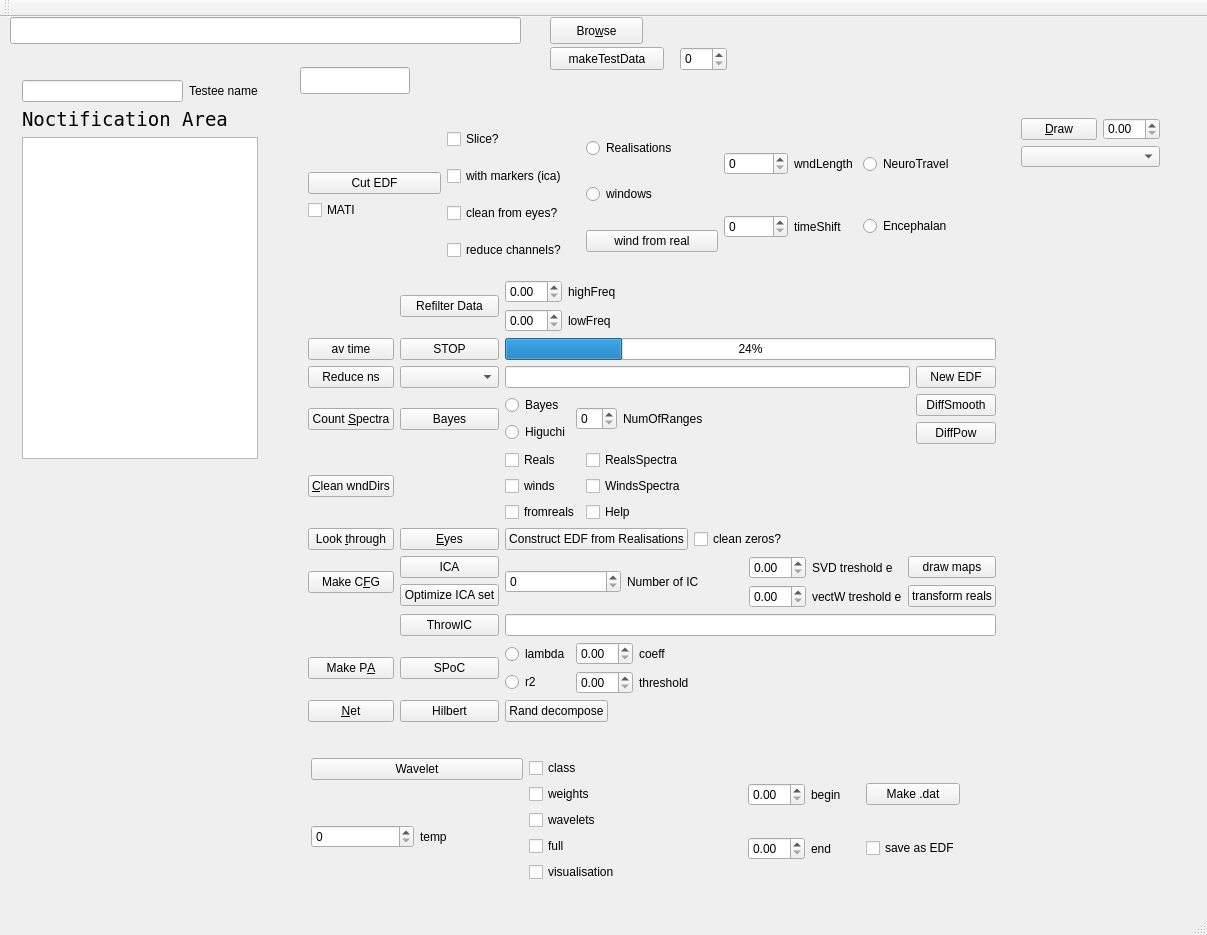
ArtfulVampire/SecondGUIrepo, file mainwindow.ui: the form before one commit.
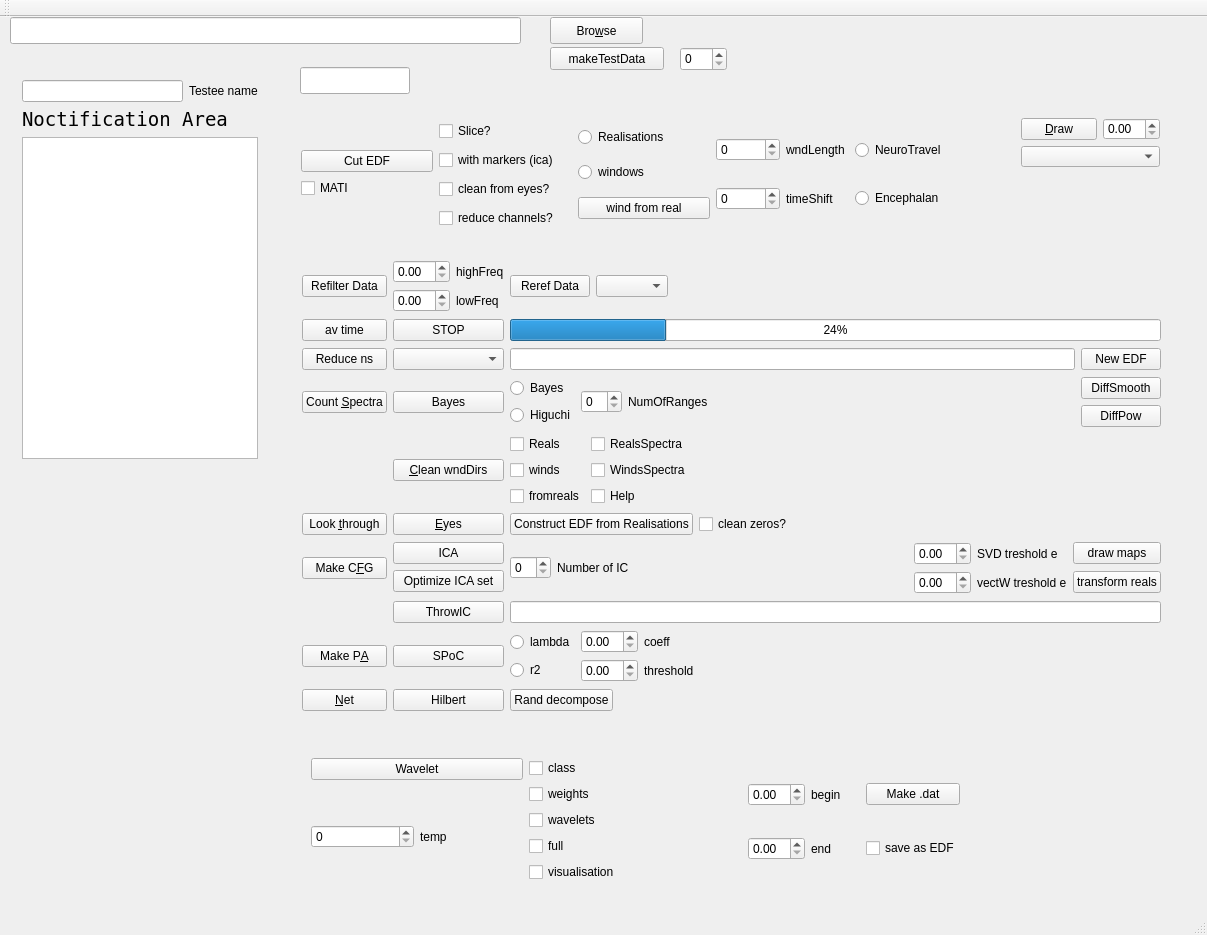
The form after the commit.

Commit message: Started rereference data.

What changed in the file:
```diff
--- a/mainwindow.ui
+++ b/mainwindow.ui
@@ -56,113 +56,498 @@
    <widget class="QWidget" name="layoutWidget">
     <property name="geometry">
      <rect>
-      <x>297</x>
+      <x>11</x>
+      <y>52</y>
+      <width>258</width>
+      <height>401</height>
+     </rect>
+    </property>
+    <layout class="QVBoxLayout" name="verticalLayout_4">
+     <item>
+      <layout class="QHBoxLayout" name="horizontalLayout">
+       <item>
+        <widget class="QLineEdit" name="Name"/>
+       </item>
+       <item>
+        <widget class="QLabel" name="label_8">
+         <property name="text">
+          <string>Testee name</string>
+         </property>
+        </widget>
+       </item>
+      </layout>
+     </item>
+     <item>
+      <widget class="QLabel" name="label">
+       <property name="font">
+        <font>
+         <family>Andale Mono</family>
+         <pointsize>14</pointsize>
+        </font>
+       </property>
+       <property name="text">
+        <string>Noctification Area</string>
+       </property>
+      </widget>
+     </item>
+     <item>
+      <widget class="QTextEdit" name="textEdit"/>
+     </item>
+    </layout>
+   </widget>
+   <widget class="QWidget" name="layoutWidget">
+    <property name="geometry">
+     <rect>
+      <x>1010</x>
       <y>90</y>
-      <width>710</width>
-      <height>626</height>
+      <width>161</width>
+      <height>71</height>
      </rect>
     </property>
-    <layout class="QGridLayout" name="gridLayout_2">
-     <item row="4" column="0">
+    <layout class="QVBoxLayout" name="verticalLayout_5">
+     <item>
+      <layout class="QHBoxLayout" name="horizontalLayout_3">
+       <item>
+        <widget class="QPushButton" name="drawButton">
+         <property name="text">
+          <string>&amp;Draw</string>
+         </property>
+        </widget>
+       </item>
+       <item>
+        <widget class="QDoubleSpinBox" name="doubleSpinBox"/>
+       </item>
+      </layout>
+     </item>
+     <item>
+      <widget class="QComboBox" name="drawDirBox"/>
+     </item>
+    </layout>
+   </widget>
+   <widget class="QWidget" name="layoutWidget">
+    <property name="geometry">
+     <rect>
+      <x>300</x>
+      <y>730</y>
+      <width>671</width>
+      <height>151</height>
+     </rect>
+    </property>
+    <layout class="QHBoxLayout" name="horizontalLayout_9">
+     <item>
+      <layout class="QVBoxLayout" name="verticalLayout_10">
+       <item>
+        <layout class="QVBoxLayout" name="verticalLayout_9">
+         <item>
+          <widget class="QPushButton" name="waveletButton">
+           <property name="text">
+            <string>Wavelet</string>
+           </property>
+          </widget>
+         </item>
+        </layout>
+       </item>
+       <item>
+        <layout class="QHBoxLayout" name="horizontalLayout_7">
+         <item>
+          <widget class="QSpinBox" name="tempBox"/>
+         </item>
+         <item>
+          <widget class="QLabel" name="label_4">
+           <property name="text">
+            <string>temp</string>
+           </property>
+          </widget>
+         </item>
+        </layout>
+       </item>
+      </layout>
+     </item>
+     <item>
+      <layout class="QVBoxLayout" name="verticalLayout_7">
+       <item>
+        <widget class="QCheckBox" name="classBox">
+         <property name="text">
+          <string>class</string>
+         </property>
+        </widget>
+       </item>
+       <item>
+        <widget class="QCheckBox" name="weightsBox">
+         <property name="text">
+          <string>weights</string>
+         </property>
+        </widget>
+       </item>
+       <item>
+        <widget class="QCheckBox" name="waveletsBox">
+         <property name="text">
+          <string>wavelets</string>
+         </property>
+        </widget>
+       </item>
+       <item>
+        <widget class="QCheckBox" name="fullBox">
+         <property name="text">
+          <string>full</string>
+         </property>
+        </widget>
+       </item>
+       <item>
+        <widget class="QCheckBox" name="visualisationBox">
+         <property name="text">
+          <string>visualisation</string>
+         </property>
+        </widget>
+       </item>
+      </layout>
+     </item>
+     <item>
+      <layout class="QGridLayout" name="gridLayout_3">
+       <item row="0" column="0">
+        <widget class="QDoubleSpinBox" name="startTimeBox"/>
+       </item>
+       <item row="0" column="1">
+        <widget class="QLabel" name="label_5">
+         <property name="text">
+          <string>begin</string>
+         </property>
+        </widget>
+       </item>
+       <item row="0" column="2">
+        <widget class="QPushButton" name="datFileButton">
+         <property name="text">
+          <string>Make .dat</string>
+         </property>
+        </widget>
+       </item>
+       <item row="1" column="0">
+        <widget class="QDoubleSpinBox" name="finishTimeBox"/>
+       </item>
+       <item row="1" column="1">
+        <widget class="QLabel" name="label_6">
+         <property name="text">
+          <string>end</string>
+         </property>
+        </widget>
+       </item>
+       <item row="1" column="2">
+        <widget class="QCheckBox" name="edfBox">
+         <property name="text">
+          <string>save as EDF</string>
+         </property>
+        </widget>
+       </item>
+      </layout>
+     </item>
+    </layout>
+   </widget>
+   <widget class="QPushButton" name="makeTestDataPushButton">
+    <property name="geometry">
+     <rect>
+      <x>550</x>
+      <y>30</y>
+      <width>114</width>
+      <height>23</height>
+     </rect>
+    </property>
+    <property name="text">
+     <string>makeTestData</string>
+    </property>
+   </widget>
+   <widget class="QSpinBox" name="numComponentsSpinBox">
+    <property name="geometry">
+     <rect>
+      <x>680</x>
+      <y>30</y>
+      <width>47</width>
+      <height>24</height>
+     </rect>
+    </property>
+   </widget>
+   <widget class="QWidget" name="">
+    <property name="geometry">
+     <rect>
+      <x>290</x>
+      <y>90</y>
+      <width>708</width>
+      <height>135</height>
+     </rect>
+    </property>
+    <layout class="QHBoxLayout" name="horizontalLayout_2">
+     <item>
+      <layout class="QVBoxLayout" name="verticalLayout_6">
+       <item>
+        <spacer name="verticalSpacer_2">
+         <property name="orientation">
+          <enum>Qt::Vertical</enum>
+         </property>
+         <property name="sizeHint" stdset="0">
+          <size>
+           <width>20</width>
+           <height>40</height>
+          </size>
+         </property>
+        </spacer>
+       </item>
+       <item>
+        <widget class="QPushButton" name="cutEDF">
+         <property name="text">
+          <string>Cut EDF</string>
+         </property>
+        </widget>
+       </item>
+       <item>
+        <widget class="QCheckBox" name="matiCheckBox">
+         <property name="text">
+          <string>MATI</string>
+         </property>
+        </widget>
+       </item>
+       <item>
+        <spacer name="verticalSpacer">
+         <property name="orientation">
+          <enum>Qt::Vertical</enum>
+         </property>
+         <property name="sizeHint" stdset="0">
+          <size>
+           <width>20</width>
+           <height>40</height>
+          </size>
+         </property>
+        </spacer>
+       </item>
+      </layout>
+     </item>
+     <item>
+      <layout class="QVBoxLayout" name="verticalLayout">
+       <item>
+        <widget class="QCheckBox" name="sliceCheckBox">
+         <property name="text">
+          <string>Slice?</string>
+         </property>
+        </widget>
+       </item>
+       <item>
+        <widget class="QCheckBox" name="sliceWithMarkersCheckBox">
+         <property name="text">
+          <string>with markers (ica)</string>
+         </property>
+        </widget>
+       </item>
+       <item>
+        <widget class="QCheckBox" name="eyesCleanCheckBox">
+         <property name="text">
+          <string>clean from eyes?</string>
+         </property>
+        </widget>
+       </item>
+       <item>
+        <widget class="QCheckBox" name="reduceChannelsCheckBox">
+         <property name="text">
+          <string>reduce channels?</string>
+         </property>
+        </widget>
+       </item>
+      </layout>
+     </item>
+     <item>
+      <layout class="QVBoxLayout" name="verticalLayout_2">
+       <item>
+        <widget class="QRadioButton" name="realButton">
+         <property name="text">
+          <string>Realisations</string>
+         </property>
+        </widget>
+       </item>
+       <item>
+        <widget class="QRadioButton" name="windButton">
+         <property name="text">
+          <string>windows</string>
+         </property>
+        </widget>
+       </item>
+       <item>
+        <widget class="QPushButton" name="windFromRealButton">
+         <property name="text">
+          <string>wind from real</string>
+         </property>
+        </widget>
+       </item>
+      </layout>
+     </item>
+     <item>
+      <layout class="QGridLayout" name="gridLayout">
+       <item row="0" column="1">
+        <widget class="QLabel" name="label_2">
+         <property name="text">
+          <string>wndLength</string>
+         </property>
+        </widget>
+       </item>
+       <item row="1" column="0">
+        <widget class="QSpinBox" name="timeShiftSpinBox"/>
+       </item>
+       <item row="1" column="1">
+        <widget class="QLabel" name="label_3">
+         <property name="text">
+          <string>timeShift</string>
+         </property>
+        </widget>
+       </item>
+       <item row="0" column="0">
+        <widget class="QSpinBox" name="windowLengthSpinBox"/>
+       </item>
+      </layout>
+     </item>
+     <item>
+      <layout class="QVBoxLayout" name="verticalLayout_3">
+       <item>
+        <widget class="QRadioButton" name="ntRadio">
+         <property name="text">
+          <string>NeuroTravel</string>
+         </property>
+        </widget>
+       </item>
+       <item>
+        <widget class="QRadioButton" name="enRadio">
+         <property name="text">
+          <string>Encephalan</string>
+         </property>
+        </widget>
+       </item>
+      </layout>
+     </item>
+    </layout>
+   </widget>
+   <widget class="QWidget" name="">
+    <property name="geometry">
+     <rect>
+      <x>291</x>
+      <y>231</y>
+      <width>881</width>
+      <height>485</height>
+     </rect>
+    </property>
+    <layout class="QGridLayout" name="gridLayout_7">
+     <item row="0" column="0">
+      <widget class="QPushButton" name="refilterDataPushButton">
+       <property name="text">
+        <string>Refilter Data</string>
+       </property>
+      </widget>
+     </item>
+     <item row="0" column="1">
+      <layout class="QGridLayout" name="gridLayout_2">
+       <item row="0" column="0">
+        <widget class="QDoubleSpinBox" name="highFreqFilterDoubleSpinBox"/>
+       </item>
+       <item row="0" column="1">
+        <widget class="QLabel" name="label_14">
+         <property name="text">
+          <string>highFreq</string>
+         </property>
+        </widget>
+       </item>
+       <item row="1" column="0">
+        <widget class="QDoubleSpinBox" name="lowFreqFilterDoubleSpinBox"/>
+       </item>
+       <item row="1" column="1">
+        <widget class="QLabel" name="label_15">
+         <property name="text">
+          <string>lowFreq</string>
+         </property>
+        </widget>
+       </item>
+      </layout>
+     </item>
+     <item row="0" column="2">
+      <layout class="QHBoxLayout" name="horizontalLayout_13">
+       <item>
+        <widget class="QPushButton" name="rereferenceDataPushButton">
+         <property name="text">
+          <string>Reref Data</string>
+         </property>
+        </widget>
+       </item>
+       <item>
+        <widget class="QComboBox" name="rereferenceDataComboBox"/>
+       </item>
+       <item>
+        <spacer name="horizontalSpacer_8">
+         <property name="orientation">
+          <enum>Qt::Horizontal</enum>
+         </property>
+         <property name="sizeHint" stdset="0">
+          <size>
+           <width>248</width>
+           <height>17</height>
+          </size>
+         </property>
+        </spacer>
+       </item>
+      </layout>
+     </item>
+     <item row="1" column="0">
+      <widget class="QPushButton" name="avTimeButton">
+       <property name="text">
+        <string>av time</string>
+       </property>
+      </widget>
+     </item>
+     <item row="1" column="1">
+      <widget class="QPushButton" name="stopButton">
+       <property name="text">
+        <string>STOP</string>
+       </property>
+      </widget>
+     </item>
+     <item row="1" column="2">
+      <widget class="QProgressBar" name="progressBar">
+       <property name="value">
+        <number>24</number>
+       </property>
+      </widget>
+     </item>
+     <item row="2" column="0">
+      <widget class="QPushButton" name="reduceChannesPushButton">
+       <property name="text">
+        <string>Reduce ns</string>
+       </property>
+      </widget>
+     </item>
+     <item row="2" column="1">
+      <widget class="QComboBox" name="reduceChannelsComboBox"/>
+     </item>
+     <item row="2" column="2">
+      <layout class="QHBoxLayout" name="horizontalLayout_5">
+       <item>
+        <widget class="QLineEdit" name="reduceChannelsLineEdit"/>
+       </item>
+       <item>
+        <widget class="QPushButton" name="reduceChannelsNewEDFPushButton">
+         <property name="text">
+          <string>New EDF</string>
+         </property>
+        </widget>
+       </item>
+      </layout>
+     </item>
+     <item row="3" column="0">
       <widget class="QPushButton" name="countSpectra">
        <property name="text">
         <string>Count &amp;Spectra</string>
        </property>
       </widget>
      </item>
-     <item row="5" column="2">
-      <layout class="QGridLayout" name="gridLayout_5">
-       <item row="0" column="0">
-        <widget class="QCheckBox" name="cleanRealisationsCheckBox">
-         <property name="text">
-          <string>Reals</string>
-         </property>
-        </widget>
-       </item>
-       <item row="0" column="1">
-        <widget class="QCheckBox" name="cleanRealsSpectraCheckBox">
-         <property name="text">
-          <string>RealsSpectra</string>
-         </property>
-        </widget>
-       </item>
-       <item row="0" column="2">
-        <spacer name="horizontalSpacer_3">
-         <property name="orientation">
-          <enum>Qt::Horizontal</enum>
-         </property>
-         <property name="sizeHint" stdset="0">
-          <size>
-           <width>40</width>
-           <height>20</height>
-          </size>
-         </property>
-        </spacer>
-       </item>
-       <item row="1" column="0">
-        <widget class="QCheckBox" name="cleanWindowsCheckBox">
-         <property name="text">
-          <string>winds</string>
-         </property>
-        </widget>
-       </item>
-       <item row="1" column="1">
-        <widget class="QCheckBox" name="cleanWindSpectraCheckBox">
-         <property name="text">
-          <string>WindsSpectra</string>
-         </property>
-        </widget>
-       </item>
-       <item row="1" column="2">
-        <spacer name="horizontalSpacer_4">
-         <property name="orientation">
-          <enum>Qt::Horizontal</enum>
-         </property>
-         <property name="sizeHint" stdset="0">
-          <size>
-           <width>40</width>
-           <height>20</height>
-          </size>
-         </property>
-        </spacer>
-       </item>
-       <item row="2" column="0">
-        <widget class="QCheckBox" name="cleanFromRealsCheckBox">
-         <property name="text">
-          <string>fromreals</string>
-         </property>
-        </widget>
-       </item>
-       <item row="2" column="1">
-        <widget class="QCheckBox" name="cleanHelpCheckBox">
-         <property name="text">
-          <string>Help</string>
-         </property>
-        </widget>
-       </item>
-       <item row="2" column="2">
-        <spacer name="horizontalSpacer_5">
-         <property name="orientation">
-          <enum>Qt::Horizontal</enum>
-         </property>
-         <property name="sizeHint" stdset="0">
-          <size>
-           <width>40</width>
-           <height>20</height>
-          </size>
-         </property>
-        </spacer>
-       </item>
-      </layout>
-     </item>
-     <item row="4" column="1">
+     <item row="3" column="1">
       <widget class="QPushButton" name="BayesPushButton">
        <property name="text">
         <string>Bayes</string>
        </property>
       </widget>
      </item>
-     <item row="4" column="2">
+     <item row="3" column="2">
       <layout class="QHBoxLayout" name="horizontalLayout_8">
        <item>
         <layout class="QVBoxLayout" name="verticalLayout_8">
@@ -225,224 +610,113 @@
        </item>
       </layout>
      </item>
-     <item row="2" column="0">
-      <widget class="QPushButton" name="avTimeButton">
+     <item row="4" column="1">
+      <widget class="QPushButton" name="cleanDirsButton">
        <property name="text">
-        <string>av time</string>
+        <string>&amp;Clean wndDirs</string>
        </property>
       </widget>
      </item>
-     <item row="10" column="1">
-      <widget class="QPushButton" name="hilbertPushButton">
-       <property name="text">
-        <string>Hilbert</string>
-       </property>
-      </widget>
-     </item>
-     <item row="0" column="0" colspan="3">
-      <layout class="QHBoxLayout" name="horizontalLayout_2">
-       <item>
-        <layout class="QVBoxLayout" name="verticalLayout_6">
-         <item>
-          <spacer name="verticalSpacer_2">
-           <property name="orientation">
-            <enum>Qt::Vertical</enum>
-           </property>
-           <property name="sizeHint" stdset="0">
-            <size>
-             <width>20</width>
-             <height>40</height>
-            </size>
-           </property>
-          </spacer>
-         </item>
-         <item>
-          <widget class="QPushButton" name="cutEDF">
-           <property name="text">
-            <string>Cut EDF</string>
-           </property>
-          </widget>
-         </item>
-         <item>
-          <widget class="QCheckBox" name="matiCheckBox">
-           <property name="text">
-            <string>MATI</string>
-           </property>
-          </widget>
-         </item>
-         <item>
-          <spacer name="verticalSpacer">
-           <property name="orientation">
-            <enum>Qt::Vertical</enum>
-           </property>
-           <property name="sizeHint" stdset="0">
-            <size>
-             <width>20</width>
-             <height>40</height>
-            </size>
-           </property>
-          </spacer>
-         </item>
-        </layout>
+     <item row="4" column="2">
+      <layout class="QGridLayout" name="gridLayout_5">
+       <item row="0" column="0">
+        <widget class="QCheckBox" name="cleanRealisationsCheckBox">
+         <property name="text">
+          <string>Reals</string>
+         </property>
+        </widget>
        </item>
-       <item>
-        <layout class="QVBoxLayout" name="verticalLayout">
-         <item>
-          <widget class="QCheckBox" name="sliceCheckBox">
-           <property name="text">
-            <string>Slice?</string>
-           </property>
-          </widget>
-         </item>
-         <item>
-          <widget class="QCheckBox" name="sliceWithMarkersCheckBox">
-           <property name="text">
-            <string>with markers (ica)</string>
-           </property>
-          </widget>
-         </item>
-         <item>
-          <widget class="QCheckBox" name="eyesCleanCheckBox">
-           <property name="text">
-            <string>clean from eyes?</string>
-           </property>
-          </widget>
-         </item>
-         <item>
-          <widget class="QCheckBox" name="reduceChannelsCheckBox">
-           <property name="text">
-            <string>reduce channels?</string>
-           </property>
-          </widget>
-         </item>
-        </layout>
+       <item row="0" column="1">
+        <widget class="QCheckBox" name="cleanRealsSpectraCheckBox">
+         <property name="text">
+          <string>RealsSpectra</string>
+         </property>
+        </widget>
        </item>
-       <item>
-        <layout class="QVBoxLayout" name="verticalLayout_2">
-         <item>
-          <widget class="QRadioButton" name="realButton">
-           <property name="text">
-            <string>Realisations</string>
-           </property>
-          </widget>
-         </item>
-         <item>
-          <widget class="QRadioButton" name="windButton">
-           <property name="text">
-            <string>windows</string>
-           </property>
-          </widget>
-         </item>
-         <item>
-          <widget class="QPushButton" name="windFromRealButton">
-           <property name="text">
-            <string>wind from real</string>
-           </property>
-          </widget>
-         </item>
-        </layout>
+       <item row="0" column="2">
+        <spacer name="horizontalSpacer_3">
+         <property name="orientation">
+          <enum>Qt::Horizontal</enum>
+         </property>
+         <property name="sizeHint" stdset="0">
+          <size>
+           <width>40</width>
+           <height>20</height>
+          </size>
+         </property>
+        </spacer>
        </item>
-       <item>
-        <layout class="QGridLayout" name="gridLayout">
-         <item row="0" column="1">
-          <widget class="QLabel" name="label_2">
-           <property name="text">
-            <string>wndLength</string>
-           </property>
-          </widget>
-         </item>
-         <item row="1" column="0">
-          <widget class="QSpinBox" name="timeShiftSpinBox"/>
-         </item>
-         <item row="1" column="1">
-          <widget class="QLabel" name="label_3">
-           <property name="text">
-            <string>timeShift</string>
-           </property>
-          </widget>
-         </item>
-         <item row="0" column="0">
-          <widget class="QSpinBox" name="windowLengthSpinBox"/>
-         </item>
-        </layout>
+       <item row="1" column="0">
+        <widget class="QCheckBox" name="cleanWindowsCheckBox">
+         <property name="text">
+          <string>winds</string>
+         </property>
+        </widget>
        </item>
-       <item>
-        <layout class="QVBoxLayout" name="verticalLayout_3">
-         <item>
-          <widget class="QRadioButton" name="ntRadio">
-           <property name="text">
-            <string>NeuroTravel</string>
-           </property>
-          </widget>
-         </item>
-         <item>
-          <widget class="QRadioButton" name="enRadio">
-           <property name="text">
-            <string>Encephalan</string>
-           </property>
-          </widget>
-         </item>
-        </layout>
+       <item row="1" column="1">
+        <widget class="QCheckBox" name="cleanWindSpectraCheckBox">
+         <property name="text">
+          <string>WindsSpectra</string>
+         </property>
+        </widget>
+       </item>
+       <item row="1" column="2">
+        <spacer name="horizontalSpacer_4">
+         <property name="orientation">
+          <enum>Qt::Horizontal</enum>
+         </property>
+         <property name="sizeHint" stdset="0">
+          <size>
+           <width>40</width>
+           <height>20</height>
+          </size>
+         </property>
+        </spacer>
+       </item>
+       <item row="2" column="0">
+        <widget class="QCheckBox" name="cleanFromRealsCheckBox">
+         <property name="text">
+          <string>fromreals</string>
+         </property>
+        </widget>
+       </item>
+       <item row="2" column="1">
+        <widget class="QCheckBox" name="cleanHelpCheckBox">
+         <property name="text">
+          <string>Help</string>
+         </property>
+        </widget>
+       </item>
+       <item row="2" column="2">
+        <spacer name="horizontalSpacer_5">
+         <property name="orientation">
+          <enum>Qt::Horizontal</enum>
+         </property>
+         <property name="sizeHint" stdset="0">
+          <size>
+           <width>40</width>
+           <height>20</height>
+          </size>
+         </property>
+        </spacer>
        </item>
       </layout>
      </item>
-     <item row="6" column="0">
+     <item row="5" column="0">
       <widget class="QPushButton" name="cut_e">
        <property name="text">
         <string>Look &amp;through</string>
        </property>
       </widget>
      </item>
-     <item row="6" column="1">
+     <item row="5" column="1">
       <widget class="QPushButton" name="eyesButton">
        <property name="text">
         <string>&amp;Eyes</string>
        </property>
       </widget>
      </item>
-     <item row="7" column="1">
-      <layout class="QVBoxLayout" name="verticalLayout_13">
-       <item>
-        <widget class="QPushButton" name="icaPushButton">
-         <property name="text">
-          <string>ICA</string>
-         </property>
-        </widget>
-       </item>
-       <item>
-        <widget class="QPushButton" name="icaTestClassPushButton">
-         <property name="text">
-          <string>Optimize ICA set</string>
-         </property>
-        </widget>
-       </item>
-      </layout>
-     </item>
-     <item row="3" column="1">
-      <widget class="QComboBox" name="reduceChannelsComboBox"/>
-     </item>
-     <item row="7" column="0">
-      <widget class="QPushButton" name="makeCFG">
-       <property name="text">
-        <string>Make C&amp;FG</string>
-       </property>
-      </widget>
-     </item>
-     <item row="3" column="0">
-      <widget class="QPushButton" name="reduceChannesPushButton">
-       <property name="text">
-        <string>Reduce ns</string>
-       </property>
-      </widget>
-     </item>
-     <item row="5" column="0">
-      <widget class="QPushButton" name="cleanDirsButton">
-       <property name="text">
-        <string>&amp;Clean wndDirs</string>
-       </property>
-      </widget>
-     </item>
-     <item row="6" column="2">
+     <item row="5" column="2">
       <layout class="QHBoxLayout" name="horizontalLayout_4">
        <item>
         <widget class="QPushButton" name="constructEdfButton">
@@ -473,42 +747,32 @@
        </item>
       </layout>
      </item>
-     <item row="3" column="2">
-      <layout class="QHBoxLayout" name="horizontalLayout_5">
+     <item row="6" column="0">
+      <widget class="QPushButton" name="makeCFG">
+       <property name="text">
+        <string>Make C&amp;FG</string>
+       </property>
+      </widget>
+     </item>
+     <item row="6" column="1">
+      <layout class="QVBoxLayout" name="verticalLayout_13">
        <item>
-        <widget class="QLineEdit" name="reduceChannelsLineEdit"/>
+        <widget class="QPushButton" name="icaPushButton">
+         <property name="text">
+          <string>ICA</string>
+         </property>
+        </widget>
        </item>
        <item>
-        <widget class="QPushButton" name="reduceChannelsNewEDFPushButton">
+        <widget class="QPushButton" name="icaTestClassPushButton">
          <property name="text">
-          <string>New EDF</string>
+          <string>Optimize ICA set</string>
          </property>
         </widget>
        </item>
       </layout>
      </item>
-     <item row="9" column="1">
-      <widget class="QPushButton" name="spocPushButton">
-       <property name="text">
-        <string>SPoC</string>
-       </property>
-      </widget>
-     </item>
-     <item row="10" column="0">
-      <widget class="QPushButton" name="netButton">
-       <property name="text">
-        <string>&amp;Net</string>
-       </property>
-      </widget>
-     </item>
-     <item row="9" column="0">
-      <widget class="QPushButton" name="makePA">
-       <property name="text">
-        <string>Make P&amp;A</string>
-       </property>
-      </widget>
-     </item>
-     <item row="7" column="2">
+     <item row="6" column="2">
       <layout class="QHBoxLayout" name="horizontalLayout_6">
        <item>
         <layout class="QHBoxLayout" name="horizontalLayout_10">
@@ -522,6 +786,19 @@
            </property>
           </widget>
          </item>
+         <item>
+          <spacer name="horizontalSpacer_9">
+           <property name="orientation">
+            <enum>Qt::Horizontal</enum>
+           </property>
+           <property name="sizeHint" stdset="0">
+            <size>
+             <width>88</width>
+             <height>17</height>
+            </size>
+           </property>
+          </spacer>
+         </item>
          <item>
           <layout class="QGridLayout" name="gridLayout_4">
            <item row="0" column="0">
@@ -568,17 +845,31 @@
        </item>
       </layout>
      </item>
-     <item row="8" column="1">
+     <item row="7" column="1">
       <widget class="QPushButton" name="throwICPushButton">
        <property name="text">
         <string>ThrowIC</string>
        </property>
       </widget>
      </item>
-     <item row="8" column="2">
+     <item row="7" column="2">
       <widget class="QLineEdit" name="throwICLineEdit"/>
      </item>
-     <item row="9" column="2">
+     <item row="8" column="0">
+      <widget class="QPushButton" name="makePA">
+       <property name="text">
+        <string>Make P&amp;A</string>
+       </property>
+      </widget>
+     </item>
+     <item row="8" column="1">
+      <widget class="QPushButton" name="spocPushButton">
+       <property name="text">
+        <string>SPoC</string>
+       </property>
+      </widget>
+     </item>
+     <item row="8" column="2">
       <layout class="QHBoxLayout" name="horizontalLayout_11">
        <item>
         <layout class="QVBoxLayout" name="verticalLayout_11"/>
@@ -640,7 +931,21 @@
        </item>
       </layout>
      </item>
-     <item row="10" column="2">
+     <item row="9" column="0">
+      <widget class="QPushButton" name="netButton">
+       <property name="text">
+        <string>&amp;Net</string>
+       </property>
+      </widget>
+     </item>
+     <item row="9" column="1">
+      <widget class="QPushButton" name="hilbertPushButton">
+       <property name="text">
+        <string>Hilbert</string>
+       </property>
+      </widget>
+     </item>
+     <item row="9" column="2">
       <layout class="QHBoxLayout" name="horizontalLayout_12">
        <item>
         <widget class="QPushButton" name="randomDecomposePushButton">
@@ -664,291 +969,8 @@
        </item>
       </layout>
      </item>
-     <item row="1" column="1">
-      <widget class="QPushButton" name="refilterDataPushButton">
-       <property name="text">
-        <string>Refilter Data</string>
-       </property>
-      </widget>
-     </item>
-     <item row="1" column="2">
-      <layout class="QGridLayout" name="gridLayout_7">
-       <item row="0" column="0">
-        <widget class="QDoubleSpinBox" name="highFreqFilterDoubleSpinBox"/>
-       </item>
-       <item row="0" column="1">
-        <widget class="QLabel" name="label_14">
-         <property name="text">
-          <string>highFreq</string>
-         </property>
-        </widget>
-       </item>
-       <item row="0" column="2">
-        <spacer name="horizontalSpacer_8">
-         <property name="orientation">
-          <enum>Qt::Horizontal</enum>
-         </property>
-         <property name="sizeHint" stdset="0">
-          <size>
-           <width>40</width>
-           <height>20</height>
-          </size>
-         </property>
-        </spacer>
-       </item>
-       <item row="1" column="0">
-        <widget class="QDoubleSpinBox" name="lowFreqFilterDoubleSpinBox"/>
-       </item>
-       <item row="1" column="1">
-        <widget class="QLabel" name="label_15">
-         <property name="text">
-          <string>lowFreq</string>
-         </property>
-        </widget>
-       </item>
-       <item row="1" column="2">
-        <spacer name="horizontalSpacer_9">
-         <property name="orientation">
-          <enum>Qt::Horizontal</enum>
-         </property>
-         <property name="sizeHint" stdset="0">
-          <size>
-           <width>40</width>
-           <height>20</height>
-          </size>
-         </property>
-        </spacer>
-       </item>
-      </layout>
-     </item>
-     <item row="2" column="2">
-      <widget class="QProgressBar" name="progressBar">
-       <property name="value">
-        <number>24</number>
-       </property>
-      </widget>
-     </item>
-     <item row="2" column="1">
-      <widget class="QPushButton" name="stopButton">
-       <property name="text">
-        <string>STOP</string>
-       </property>
-      </widget>
-     </item>
     </layout>
    </widget>
-   <widget class="QWidget" name="layoutWidget">
-    <property name="geometry">
-     <rect>
-      <x>11</x>
-      <y>52</y>
-      <width>258</width>
-      <height>401</height>
-     </rect>
-    </property>
-    <layout class="QVBoxLayout" name="verticalLayout_4">
-     <item>
-      <layout class="QHBoxLayout" name="horizontalLayout">
-       <item>
-        <widget class="QLineEdit" name="Name"/>
-       </item>
-       <item>
-        <widget class="QLabel" name="label_8">
-         <property name="text">
-          <string>Testee name</string>
-         </property>
-        </widget>
-       </item>
-      </layout>
-     </item>
-     <item>
-      <widget class="QLabel" name="label">
-       <property name="font">
-        <font>
-         <family>Andale Mono</family>
-         <pointsize>14</pointsize>
-        </font>
-       </property>
-       <property name="text">
-        <string>Noctification Area</string>
-       </property>
-      </widget>
-     </item>
-     <item>
-      <widget class="QTextEdit" name="textEdit"/>
-     </item>
-    </layout>
-   </widget>
-   <widget class="QWidget" name="layoutWidget">
-    <property name="geometry">
-     <rect>
-      <x>1010</x>
-      <y>90</y>
-      <width>161</width>
-      <height>71</height>
-     </rect>
-    </property>
-    <layout class="QVBoxLayout" name="verticalLayout_5">
-     <item>
-      <layout class="QHBoxLayout" name="horizontalLayout_3">
-       <item>
-        <widget class="QPushButton" name="drawButton">
-         <property name="text">
-          <string>&amp;Draw</string>
-         </property>
-        </widget>
-       </item>
-       <item>
-        <widget class="QDoubleSpinBox" name="doubleSpinBox"/>
-       </item>
-      </layout>
-     </item>
-     <item>
-      <widget class="QComboBox" name="drawDirBox"/>
-     </item>
-    </layout>
-   </widget>
-   <widget class="QWidget" name="layoutWidget">
-    <property name="geometry">
-     <rect>
-      <x>300</x>
-      <y>730</y>
-      <width>671</width>
-      <height>151</height>
-     </rect>
-    </property>
-    <layout class="QHBoxLayout" name="horizontalLayout_9">
-     <item>
-      <layout class="QVBoxLayout" name="verticalLayout_10">
-       <item>
-        <layout class="QVBoxLayout" name="verticalLayout_9">
-         <item>
-          <widget class="QPushButton" name="waveletButton">
-           <property name="text">
-            <string>Wavelet</string>
-           </property>
-          </widget>
-         </item>
-        </layout>
-       </item>
-       <item>
-        <layout class="QHBoxLayout" name="horizontalLayout_7">
-         <item>
-          <widget class="QSpinBox" name="tempBox"/>
-         </item>
-         <item>
-          <widget class="QLabel" name="label_4">
-           <property name="text">
-            <string>temp</string>
-           </property>
-          </widget>
-         </item>
-        </layout>
-       </item>
-      </layout>
-     </item>
-     <item>
-      <layout class="QVBoxLayout" name="verticalLayout_7">
-       <item>
-        <widget class="QCheckBox" name="classBox">
-         <property name="text">
-          <string>class</string>
-         </property>
-        </widget>
-       </item>
-       <item>
-        <widget class="QCheckBox" name="weightsBox">
-         <property name="text">
-          <string>weights</string>
-         </property>
-        </widget>
-       </item>
-       <item>
-        <widget class="QCheckBox" name="waveletsBox">
-         <property name="text">
-          <string>wavelets</string>
-         </property>
-        </widget>
-       </item>
-       <item>
-        <widget class="QCheckBox" name="fullBox">
-         <property name="text">
-          <string>full</string>
-         </property>
-        </widget>
-       </item>
-       <item>
-        <widget class="QCheckBox" name="visualisationBox">
-         <property name="text">
-          <string>visualisation</string>
-         </property>
-        </widget>
-       </item>
-      </layout>
-     </item>
-     <item>
-      <layout class="QGridLayout" name="gridLayout_3">
-       <item row="0" column="0">
-        <widget class="QDoubleSpinBox" name="startTimeBox"/>
-       </item>
-       <item row="0" column="1">
-        <widget class="QLabel" name="label_5">
-         <property name="text">
-          <string>begin</string>
-         </property>
-        </widget>
-       </item>
-       <item row="0" column="2">
-        <widget class="QPushButton" name="datFileButton">
-         <property name="text">
-          <string>Make .dat</string>
-         </property>
-        </widget>
-       </item>
-       <item row="1" column="0">
-        <widget class="QDoubleSpinBox" name="finishTimeBox"/>
-       </item>
-       <item row="1" column="1">
-        <widget class="QLabel" name="label_6">
-         <property name="text">
-          <string>end</string>
-         </property>
-        </widget>
-       </item>
-       <item row="1" column="2">
-        <widget class="QCheckBox" name="edfBox">
-         <property name="text">
-          <string>save as EDF</string>
-         </property>
-        </widget>
-       </item>
-      </layout>
-     </item>
-    </layout>
-   </widget>
-   <widget class="QPushButton" name="makeTestDataPushButton">
-    <property name="geometry">
-     <rect>
-      <x>550</x>
-      <y>30</y>
-      <width>114</width>
-      <height>23</height>
-     </rect>
-    </property>
-    <property name="text">
-     <string>makeTestData</string>
-    </property>
-   </widget>
-   <widget class="QSpinBox" name="numComponentsSpinBox">
-    <property name="geometry">
-     <rect>
-      <x>680</x>
-      <y>30</y>
-      <width>47</width>
-      <height>24</height>
-     </rect>
-    </property>
-   </widget>
   </widget>
   <widget class="QMenuBar" name="menuBar">
    <property name="geometry">
```
Left out of the diff: 2 changed lines with no effect on the pictures. The commit also changes 5 other files.
